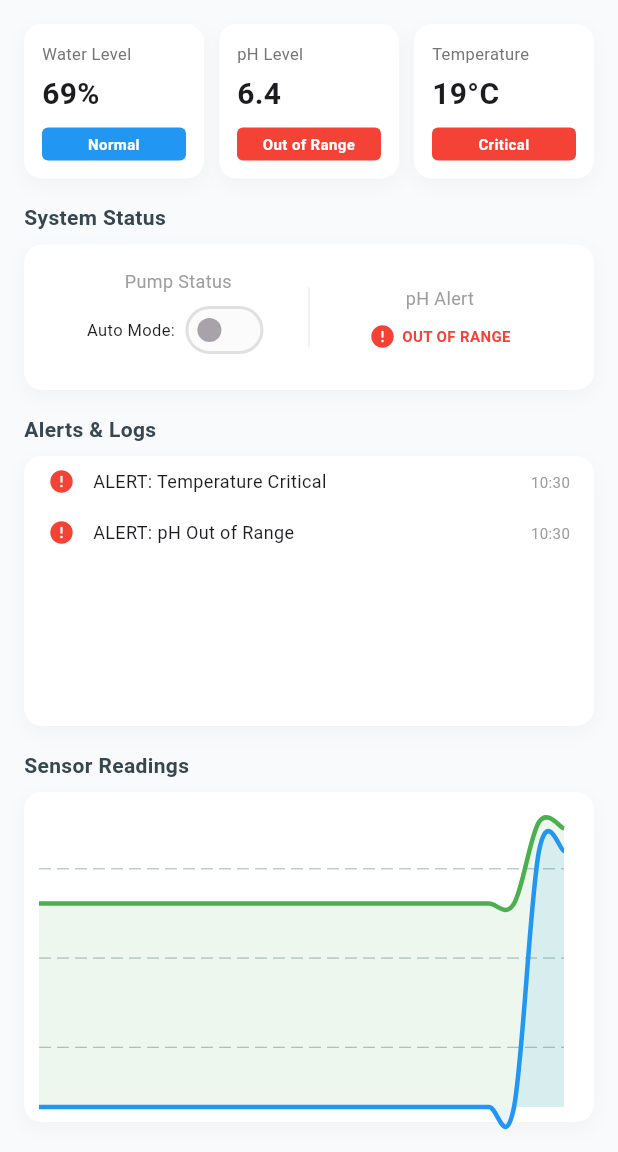
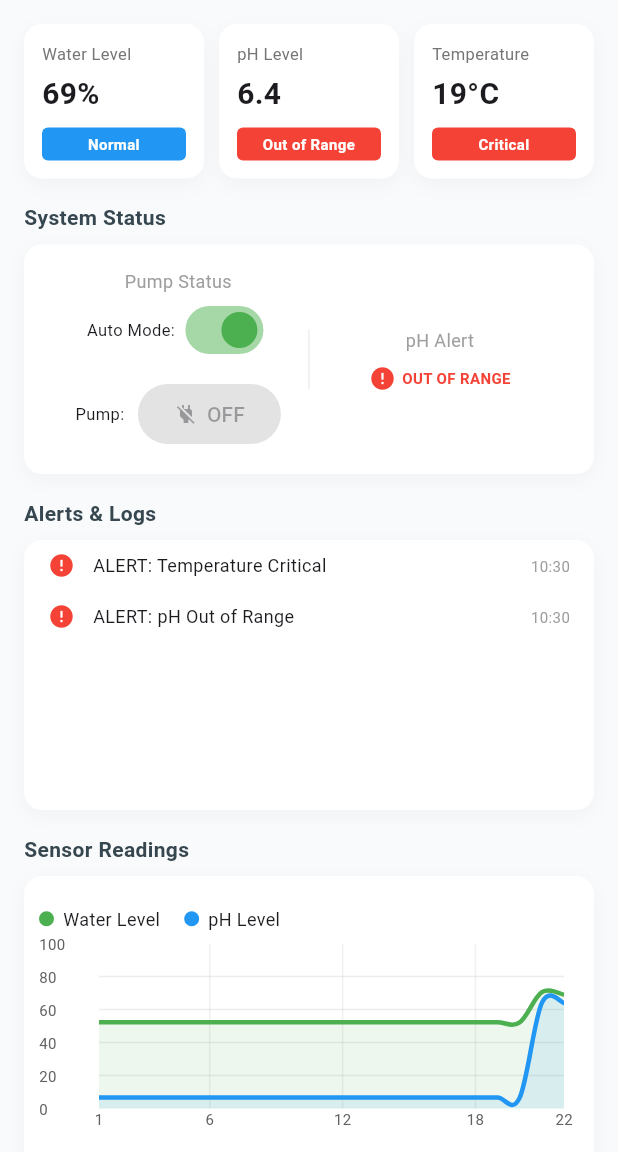
Before and after one commit to Nivedita-Suresh/aquaponics_app, a Flutter app: the screen it shows after launch, on a phone screen of 412 x 824 dp, the part 84-1236 px from its top. Run offline on Flutter 3.47's test engine with Material 3 defaults, Android fonts, the light colour scheme and no system bars; drawn by our look-alikes of fl_chart.

Commit message:
Update aquaponics dashboard: add manual pump control, improve graph with axis labels, legends, and grid

```diff
--- a/lib/main.dart
+++ b/lib/main.dart
@@ -29,6 +29,7 @@ class AquaponicsController {
   double phLevel = 7.1;
   double temperature = 26.0;
   bool isPumpOn = false; // Added missing semicolon here
+  bool autoMode = true; // when true, pump is controlled automatically
 
   List<LogEntry> logs = [];
   List<FlSpot> waterHistory = [];
@@ -53,15 +54,24 @@ class AquaponicsController {
     _timeCounter++;
 
     // 1. Water & Pump Logic
-    if (isPumpOn) waterLevel += 5; else waterLevel -= 1.5;
+    // Pump effect (applies regardless of auto/manual mode)
+    if (isPumpOn) {
+      waterLevel += 5;
+    } else {
+      waterLevel -= 1.5;
+    }
     waterLevel = waterLevel.clamp(0, 100);
 
+    // Automatic control only when autoMode is enabled
+    if (autoMode) {
       if (waterLevel < 25 && !isPumpOn) {
         isPumpOn = true;
-      _addLog("Water level low - Pump activated", Colors.orange, Icons.warning_amber_rounded);
+        _addLog("Water level low - Pump activated (auto)", Colors.orange, Icons.warning_amber_rounded);
       } else if (waterLevel > 70 && isPumpOn) {
         isPumpOn = false;
-      _addLog("Target level reached - Pump OFF", Colors.green, Icons.check_circle);    }
+        _addLog("Target level reached - Pump OFF (auto)", Colors.green, Icons.check_circle);
+      }
+    }
 
     // 2. pH Logic
     phLevel = 6.2 + Random().nextDouble() * 1.8;
@@ -105,6 +115,19 @@ class AquaponicsController {
     }
   }
 
+  /// Enable/disable automatic pump control
+  void setAutoMode(bool enabled) {
+    autoMode = enabled;
+    _addLog('Pump auto mode ${enabled ? 'enabled' : 'disabled'}', Colors.blue, Icons.settings);
+  }
+
+  /// Manually set pump state when autoMode is disabled
+  void setPumpManual(bool on) {
+    if (autoMode) return; // ignore manual changes while auto mode is on
+    isPumpOn = on;
+    _addLog('Pump manually ${on ? 'activated' : 'deactivated'}', Colors.orange, on ? Icons.power : Icons.power_off);
+  }
+
   Map<String, dynamic> getPhStatus() {
     if (phLevel >= 6.8 && phLevel <= 7.2) return {'text': 'Optimal', 'color': Colors.green};
     if (phLevel >= 6.5 && phLevel <= 7.5) return {'text': 'Balanced', 'color': Colors.orange};
@@ -121,8 +144,10 @@ class AquaponicsController {
 // --- UI SECTION ---
 
 class AquaponicsDashboard extends StatefulWidget {
+  const AquaponicsDashboard({super.key});
+
   @override
-  _AquaponicsDashboardState createState() => _AquaponicsDashboardState();
+  State<AquaponicsDashboard> createState() => _AquaponicsDashboardState();
 }
 
 class _AquaponicsDashboardState extends State<AquaponicsDashboard> {
@@ -178,7 +203,7 @@ class _AquaponicsDashboardState extends State<AquaponicsDashboard> {
               decoration: _cardDecoration(),
               child: Row(
                 children: [
-                  Expanded(child: _buildToggleTile("Pump Status", controller.isPumpOn)),
+                  Expanded(child: _buildToggleTile("Pump Status", controller.isPumpOn, controller.autoMode)),
                   Container(width: 1, height: 40, color: Colors.grey[200]),
                   Expanded(child: _buildPhAlertTile(ph['text'] == "Out of Range")),
                 ],
@@ -237,7 +262,7 @@ class _AquaponicsDashboardState extends State<AquaponicsDashboard> {
     );
   }
 
-  Widget _buildToggleTile(String title, bool val) {
+  Widget _buildToggleTile(String title, bool isPumpOn, bool autoMode) {
     return Column(
       children: [
         Text(title, style: TextStyle(fontSize: 12, color: Colors.grey)),
@@ -245,7 +270,25 @@ class _AquaponicsDashboardState extends State<AquaponicsDashboard> {
           mainAxisAlignment: MainAxisAlignment.center,
           children: [
             Text("Auto Mode: ", style: TextStyle(fontSize: 11)),
-            Switch(value: val, onChanged: null, activeColor: Colors.green),          ],
+            Switch(
+              value: autoMode,
+              onChanged: (v) => setState(() => controller.setAutoMode(v)),
+              activeThumbColor: Colors.green,
+            ),
+          ],
+        ),
+        SizedBox(height: 8),
+        Row(
+          mainAxisAlignment: MainAxisAlignment.center,
+          children: [
+            Text("Pump: ", style: TextStyle(fontSize: 11)),
+            SizedBox(width: 6),
+            ElevatedButton(
+              onPressed: autoMode ? null : () => setState(() => controller.setPumpManual(!isPumpOn)),
+              style: ElevatedButton.styleFrom(backgroundColor: isPumpOn ? Colors.green : Colors.grey),
+              child: Row(children: [Icon(isPumpOn ? Icons.power : Icons.power_off, size: 16), SizedBox(width: 6), Text(isPumpOn ? 'ON' : 'OFF')]),
+            ),
+          ],
         )
       ],
     );
@@ -280,18 +323,90 @@ class _AquaponicsDashboardState extends State<AquaponicsDashboard> {
   }
 
   Widget _buildGraph() {
-    return LineChart(
+    return Column(
+      mainAxisSize: MainAxisSize.min,
+      crossAxisAlignment: CrossAxisAlignment.start,
+      children: [
+        // Legend
+        Row(
+          children: [
+            Container(width: 10, height: 10, decoration: BoxDecoration(color: Colors.green, shape: BoxShape.circle)),
+            SizedBox(width: 6),
+            Text('Water Level', style: TextStyle(fontSize: 12)),
+            SizedBox(width: 16),
+            Container(width: 10, height: 10, decoration: BoxDecoration(color: Colors.blue, shape: BoxShape.circle)),
+            SizedBox(width: 6),
+            Text('pH Level', style: TextStyle(fontSize: 12)),
+          ],
+        ),
+        SizedBox(height: 8),
+        SizedBox(
+          height: 160,
+          child: LineChart(
             LineChartData(
-        gridData: FlGridData(show: true, drawVerticalLine: false, horizontalInterval: 20),
-        titlesData: FlTitlesData(show: false),
+              lineTouchData: LineTouchData(
+                enabled: true,
+                touchTooltipData: LineTouchTooltipData(
+                  tooltipBgColor: Colors.grey[800],
+                  getTooltipItems: (touchedSpots) {
+                    return touchedSpots.map((spot) {
+                      final text = spot.barIndex == 0 ? '${spot.y.toInt()}%' : (spot.y / 10).toStringAsFixed(1);
+                      return LineTooltipItem(text, TextStyle(color: Colors.white, fontSize: 12));
+                    }).toList();
+                  },
+                ),
+              ),
+              gridData: FlGridData(
+                show: true,
+                drawVerticalLine: true,
+                horizontalInterval: 20,
+                verticalInterval: 6,
+                getDrawingHorizontalLine: (value) => FlLine(color: Colors.grey.withAlpha(50), strokeWidth: 1),
+                getDrawingVerticalLine: (value) => FlLine(color: Colors.grey.withAlpha(40), strokeWidth: 1),
+              ),
+              titlesData: FlTitlesData(
+                show: true,
+                rightTitles: AxisTitles(sideTitles: SideTitles(showTitles: false)),
+                topTitles: AxisTitles(sideTitles: SideTitles(showTitles: false)),
+                leftTitles: AxisTitles(
+                  sideTitles: SideTitles(
+                    showTitles: true,
+                    interval: 20,
+                    reservedSize: 40,
+                    getTitlesWidget: (value, meta) {
+                      return Text(value.toInt().toString(), style: TextStyle(color: Colors.grey[700], fontSize: 10));
+                    },
+                  ),
+                ),
+                bottomTitles: AxisTitles(
+                  sideTitles: SideTitles(
+                    showTitles: true,
+                    interval: 6,
+                    reservedSize: 30,
+                    getTitlesWidget: (value, meta) {
+                      final intVal = value.toInt();
+                      // simple numeric x-axis labels — adjust as needed
+                      return Text(intVal.toString(), style: TextStyle(color: Colors.grey[700], fontSize: 10));
+                    },
+                  ),
+                  axisNameWidget: Padding(
+                    padding: const EdgeInsets.only(top: 6.0),
+                    child: Text('Time', style: TextStyle(color: Colors.grey[800], fontSize: 12, fontWeight: FontWeight.bold)),
+                  ),
+                  axisNameSize: 20,
+                ),
+              ),
               borderData: FlBorderData(show: false),
+              minY: 0,
+              maxY: 100,
               lineBarsData: [
                 LineChartBarData(
                   spots: controller.waterHistory,
                   isCurved: true,
-            color: Colors.green,            barWidth: 3,
+                  color: Colors.green,
+                  barWidth: 3,
                   dotData: FlDotData(show: false),
-            belowBarData: BarAreaData(show: true, color: Colors.green.withOpacity(0.1)),
+                  belowBarData: BarAreaData(show: true, color: Colors.green.withAlpha(26)),
                 ),
                 LineChartBarData(
                   spots: controller.phHistory,
@@ -299,10 +414,13 @@ class _AquaponicsDashboardState extends State<AquaponicsDashboard> {
                   color: Colors.blue,
                   barWidth: 3,
                   dotData: FlDotData(show: false),
-            belowBarData: BarAreaData(show: true, color: Colors.blue.withOpacity(0.1)),
+                  belowBarData: BarAreaData(show: true, color: Colors.blue.withAlpha(26)),
                 ),
               ],
             ),
+          ),
+        ),
+      ],
     );
   }
 
@@ -316,7 +434,7 @@ class _AquaponicsDashboardState extends State<AquaponicsDashboard> {
   BoxDecoration _cardDecoration() => BoxDecoration(
     color: Colors.white,
     borderRadius: BorderRadius.circular(12),
-    boxShadow: [BoxShadow(color: Colors.black.withOpacity(0.03), blurRadius: 10, offset: Offset(0, 4))],
+    boxShadow: [BoxShadow(color: Colors.black.withAlpha(8), blurRadius: 10, offset: Offset(0, 4))],
   );
 
   @override
--- a/pubspec.yaml
+++ b/pubspec.yaml
@@ -34,6 +34,8 @@ dependencies:
   # The following adds the Cupertino Icons font to your application.
   # Use with the CupertinoIcons class for iOS style icons.
   cupertino_icons: ^1.0.8
+  intl: ^0.18.0
+  fl_chart: ^0.60.0
 
 dev_dependencies:
   flutter_test:
```
Also changed, not shown: pubspec.lock. Lines whose indentation alone changed are shown as unchanged.
